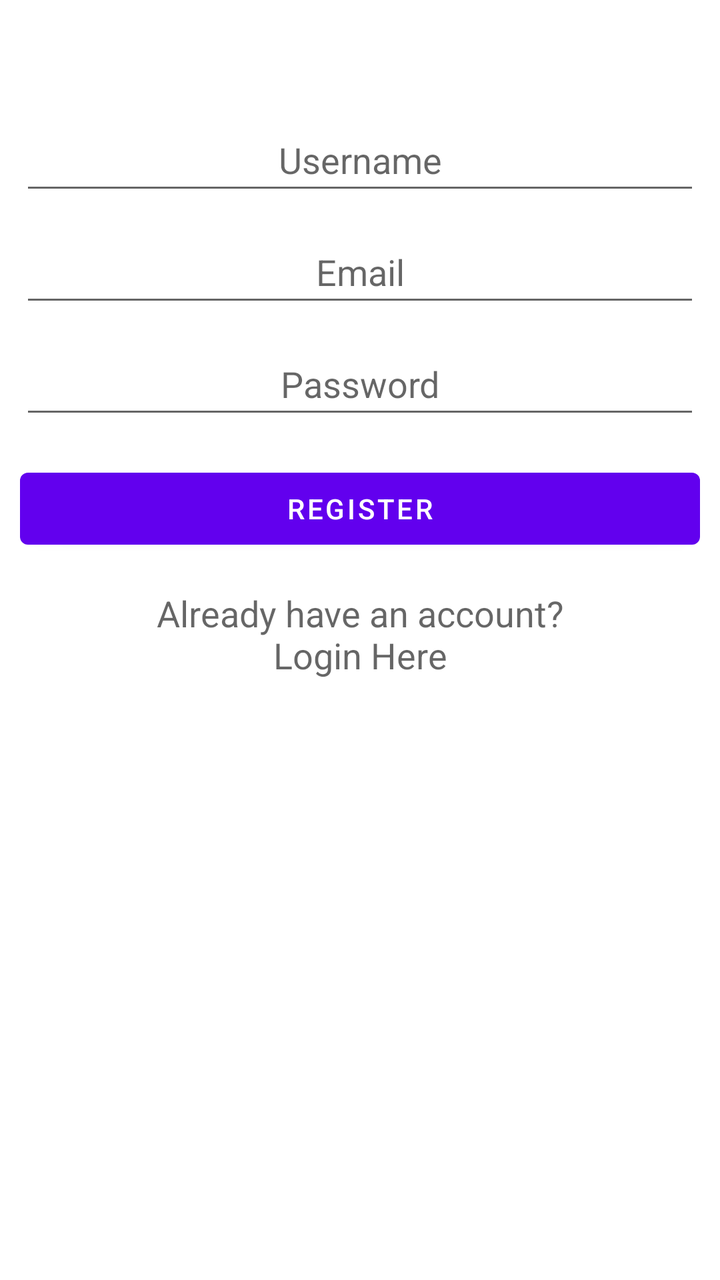
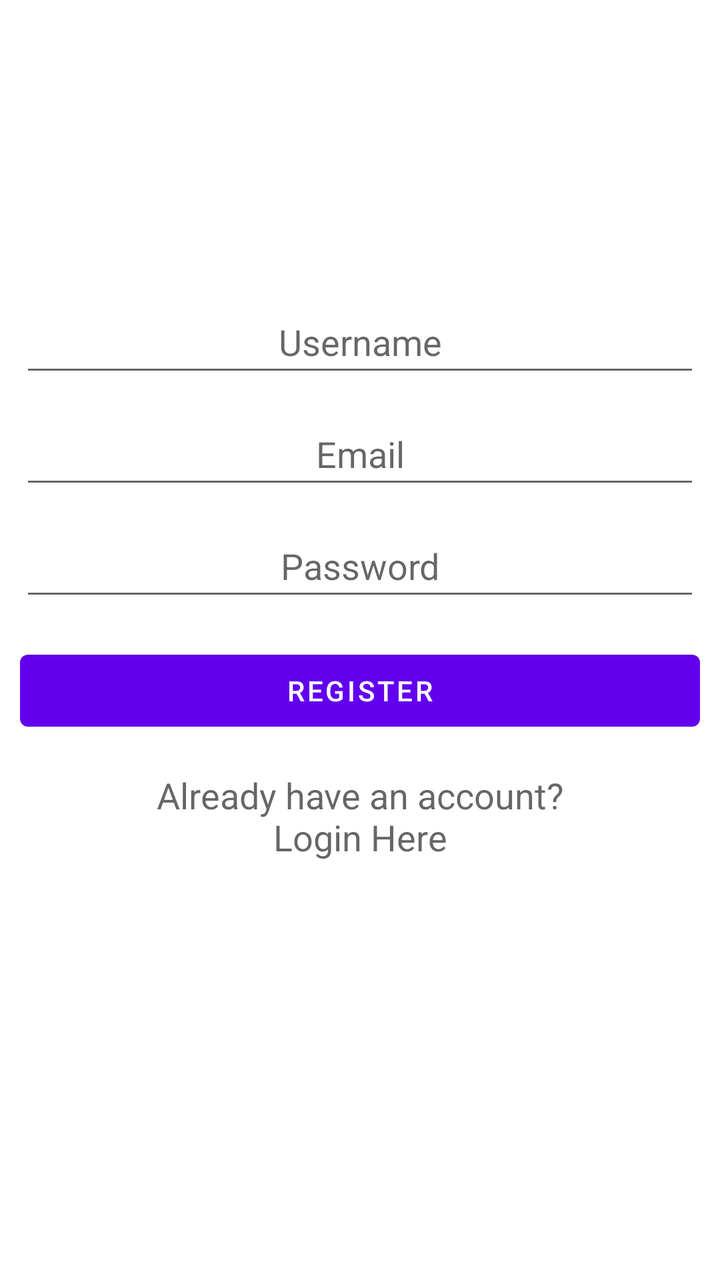

Screens rendered from an Android XML layout before and after an edit, with the pre-edit source and the edit as a unified diff.
<!-- AndroidManifest.xml: application theme Theme.InternetCall -->
<!-- res/layout/activity_register.xml -->
<?xml version="1.0" encoding="utf-8"?>
<androidx.constraintlayout.widget.ConstraintLayout xmlns:android="http://schemas.android.com/apk/res/android"
    xmlns:app="http://schemas.android.com/apk/res-auto"
    xmlns:tools="http://schemas.android.com/tools"
    android:layout_width="match_parent"
    android:layout_height="match_parent"
    tools:context=".activities.RegisterActivity">


    <LinearLayout
        android:layout_width="match_parent"
        android:layout_height="wrap_content"
        android:layout_centerVertical="true"
        android:orientation="vertical"
        android:padding="10dp"
        app:layout_constraintBottom_toBottomOf="parent"
        app:layout_constraintTop_toTopOf="parent"
        app:layout_constraintVertical_bias="0.114"
        tools:layout_editor_absoluteX="-52dp">


        <EditText
            android:id="@+id/editTextUsername"
            android:layout_width="match_parent"
            android:layout_height="wrap_content"
            android:layout_marginTop="8dp"
            android:layout_marginBottom="8dp"
            android:gravity="center"
            android:hint="Username"
            android:inputType="text"
            android:minHeight="48dp" />

        <EditText
            android:id="@+id/editTextEmail"
            android:layout_width="match_parent"
            android:layout_height="wrap_content"
            android:ems="10"
            android:gravity="center"
            android:hint="Email"
            android:inputType="textEmailAddress"
            android:minHeight="48dp" />

        <EditText
            android:id="@+id/editTextPassword"
            android:layout_width="match_parent"
            android:layout_height="wrap_content"
            android:layout_marginTop="8dp"
            android:layout_marginBottom="8dp"
            android:fontFamily="sans-serif"
            android:gravity="center"
            android:hint="Password"
            android:inputType="textPassword"
            android:minHeight="48dp" />


        <Button
            android:id="@+id/buttonRegister"
            android:layout_width="match_parent"
            android:layout_height="wrap_content"
            android:layout_marginTop="8dp"
            android:layout_marginBottom="8dp"
            android:text="Register" />

        <TextView
            android:id="@+id/textViewRegister"
            android:layout_width="match_parent"
            android:layout_height="wrap_content"
            android:layout_marginTop="8dp"
            android:layout_marginBottom="8dp"
            android:text="Already have an account?\nLogin Here"
            android:textAlignment="center"
            android:textAppearance="@style/Base.TextAppearance.AppCompat.Medium" />


    </LinearLayout>

</androidx.constraintlayout.widget.ConstraintLayout>
<!-- resources referenced by this layout -->
<resources>
  <style name="Theme.InternetCall" parent="Theme.MaterialComponents.DayNight.DarkActionBar">
          
          <item name="colorPrimary">@color/purple_500</item>
          <item name="colorPrimaryVariant">@color/purple_700</item>
          <item name="colorOnPrimary">@color/white</item>
          
          <item name="colorSecondary">@color/teal_200</item>
          <item name="colorSecondaryVariant">@color/teal_700</item>
          <item name="colorOnSecondary">@color/black</item>
          
          <item name="android:statusBarColor" tools:targetApi="l">?attr/colorPrimaryVariant</item>
          
      </style>
  <color name="purple_500">#FF6200EE</color>
  <color name="purple_700">#FF3700B3</color>
  <color name="white">#FFFFFFFF</color>
  <color name="teal_200">#FF03DAC5</color>
  <color name="teal_700">#FF018786</color>
  <color name="black">#FF000000</color>
</resources>

<!-- the commit's change to res/layout/activity_register.xml (unified diff, before → after) -->
@@ -15,7 +15,7 @@
         android:padding="10dp"
         app:layout_constraintBottom_toBottomOf="parent"
         app:layout_constraintTop_toTopOf="parent"
-        app:layout_constraintVertical_bias="0.114"
+        app:layout_constraintVertical_bias="0.4"
         tools:layout_editor_absoluteX="-52dp">
 
 
@@ -33,7 +33,7 @@
         <EditText
             android:id="@+id/editTextEmail"
             android:layout_width="match_parent"
-            android:layout_height="wrap_content"
+            android:layout_height="48dp"
             android:ems="10"
             android:gravity="center"
             android:hint="Email"
@@ -43,7 +43,7 @@
         <EditText
             android:id="@+id/editTextPassword"
             android:layout_width="match_parent"
-            android:layout_height="wrap_content"
+            android:layout_height="48dp"
             android:layout_marginTop="8dp"
             android:layout_marginBottom="8dp"
             android:fontFamily="sans-serif"
